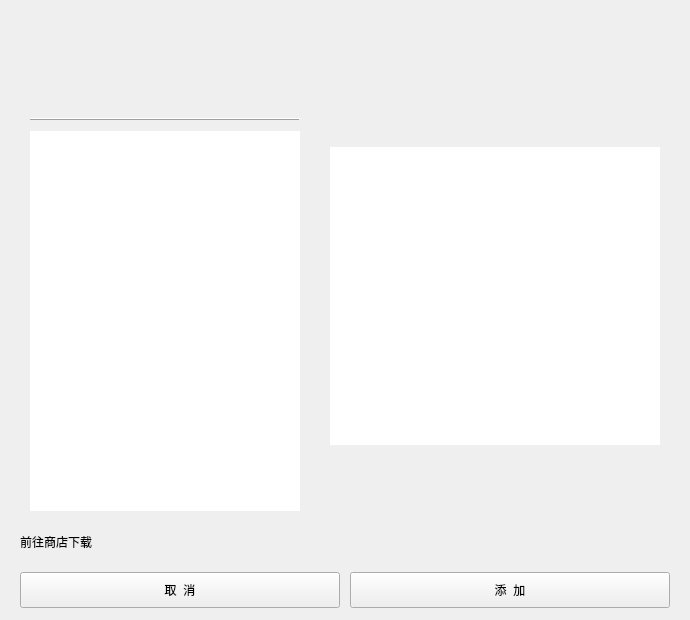
Qt form src/addim/widgetslib/impage.ui (linuxdeepin/deepin-fcitx5configtool-plugin) before a commit.
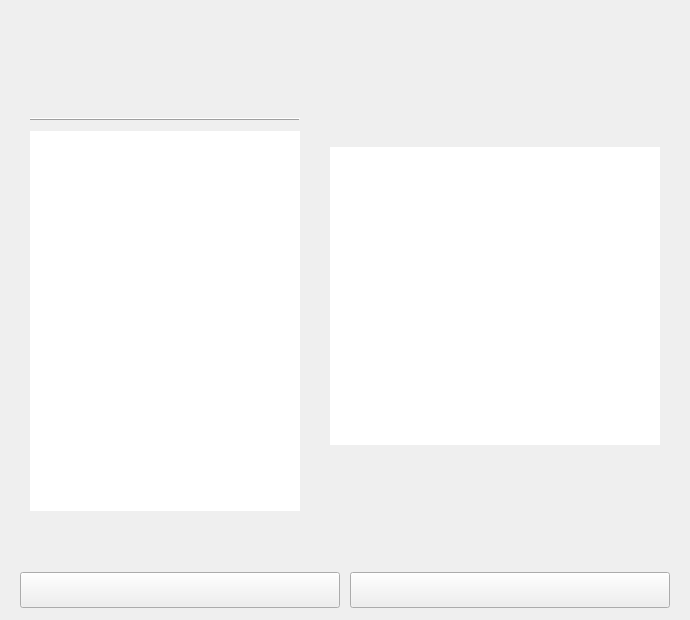
The same form after that commit.

```diff
--- a/src/addim/widgetslib/impage.ui
+++ b/src/addim/widgetslib/impage.ui
@@ -388,7 +388,7 @@
       <widget class="QLabel" name="label_store_download">
        <property name="maximumSize">
         <size>
-         <width>72</width>
+         <width>172</width>
          <height>17</height>
         </size>
        </property>
@@ -404,9 +404,6 @@
          <height>0</height>
         </size>
        </property>
-       <property name="text">
-        <string>前往商店下载</string>
-       </property>
       </widget>
      </item>
     </layout>
@@ -452,9 +449,6 @@
          <height>36</height>
         </size>
        </property>
-       <property name="text">
-        <string>取  消</string>
-       </property>
       </widget>
      </item>
      <item>
@@ -487,9 +481,6 @@
          <height>36</height>
         </size>
        </property>
-       <property name="text">
-        <string>添  加</string>
-       </property>
       </widget>
      </item>
      <item>
```
